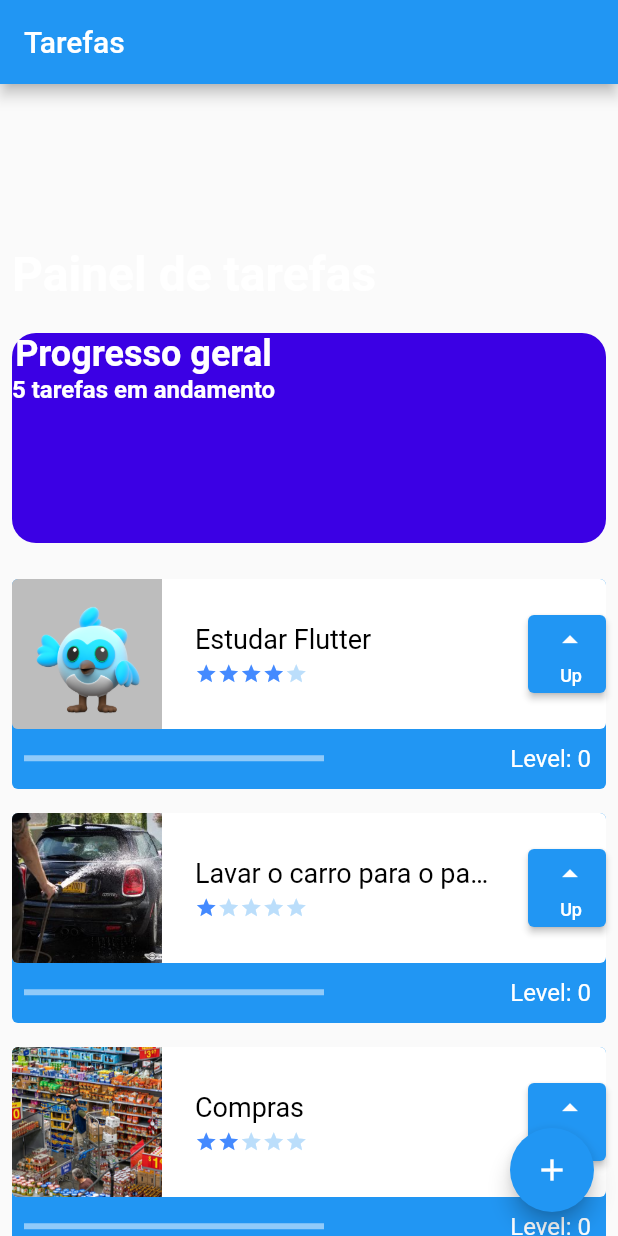
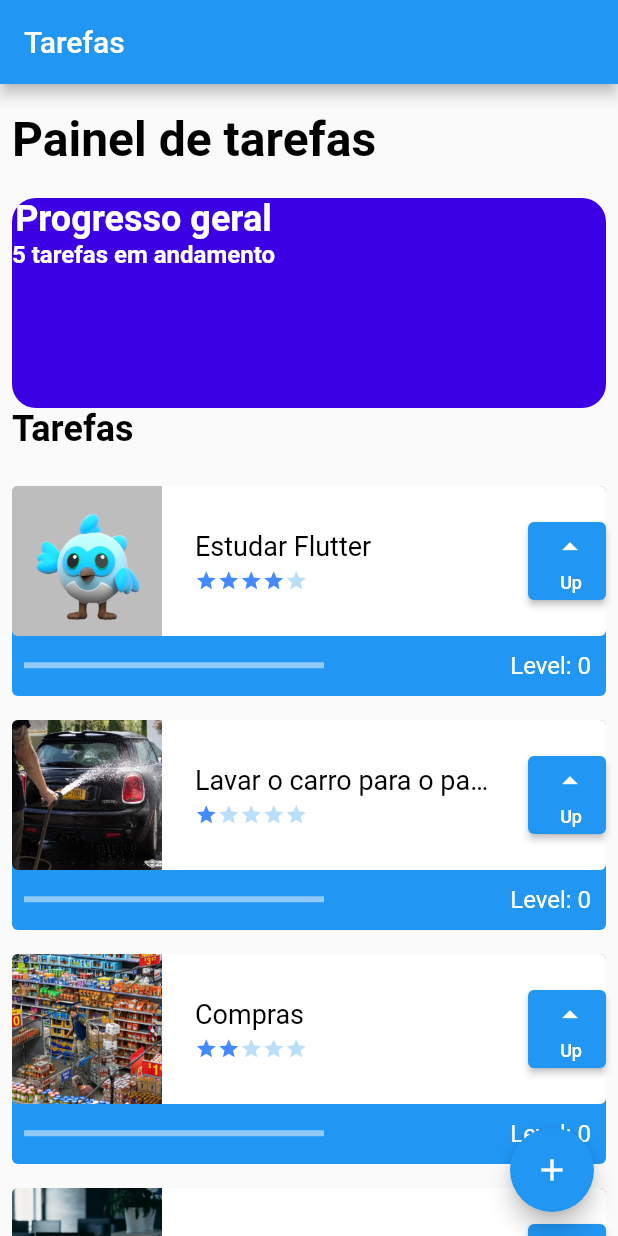
Before and after one commit to AlefeRocha/TaskApp, a Flutter app: the screen it shows after launch, on a phone screen of 412 x 824 dp. Run offline on Flutter 3.47's test engine with Material 2 defaults, Android fonts, the phone set to English and light mode, and no system bars.

Commit message:
Initial screen redesign.

```diff
--- a/lib/screens/initial_screen.dart
+++ b/lib/screens/initial_screen.dart
@@ -28,7 +28,7 @@ class _InitialScreenState extends State<InitialScreen> {
               crossAxisAlignment: CrossAxisAlignment.start,
               children: [
                 const SizedBox(
-                  height: 100,
+                  height: 10,
                 ),
                 const Text(
                   'Painel de tarefas',
@@ -37,7 +37,7 @@ class _InitialScreenState extends State<InitialScreen> {
                     fontFamily: 'Roboto',
                     fontSize: 32,
                     fontWeight: FontWeight.bold,
-                    color: Colors.white,
+                    color: Colors.black,
                     decoration: TextDecoration.none,
                   ),
                 ),
@@ -78,6 +78,16 @@ class _InitialScreenState extends State<InitialScreen> {
                     ],
                   ),
                 ),
+                Text(
+                  'Tarefas',
+                  style: TextStyle(
+                    fontFamily: 'Roboto',
+                    fontSize: 24,
+                    fontWeight: FontWeight.bold,
+                    color: Colors.black,
+                    decoration: TextDecoration.none,
+                  ),
+                ),
               ],
             ),
           ),
```
